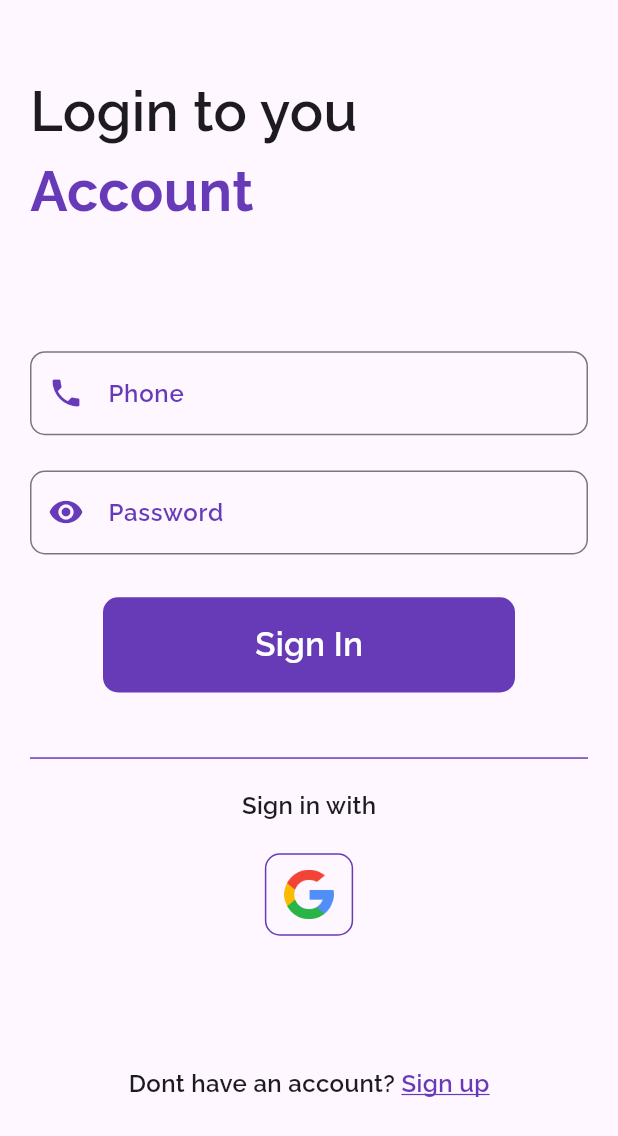
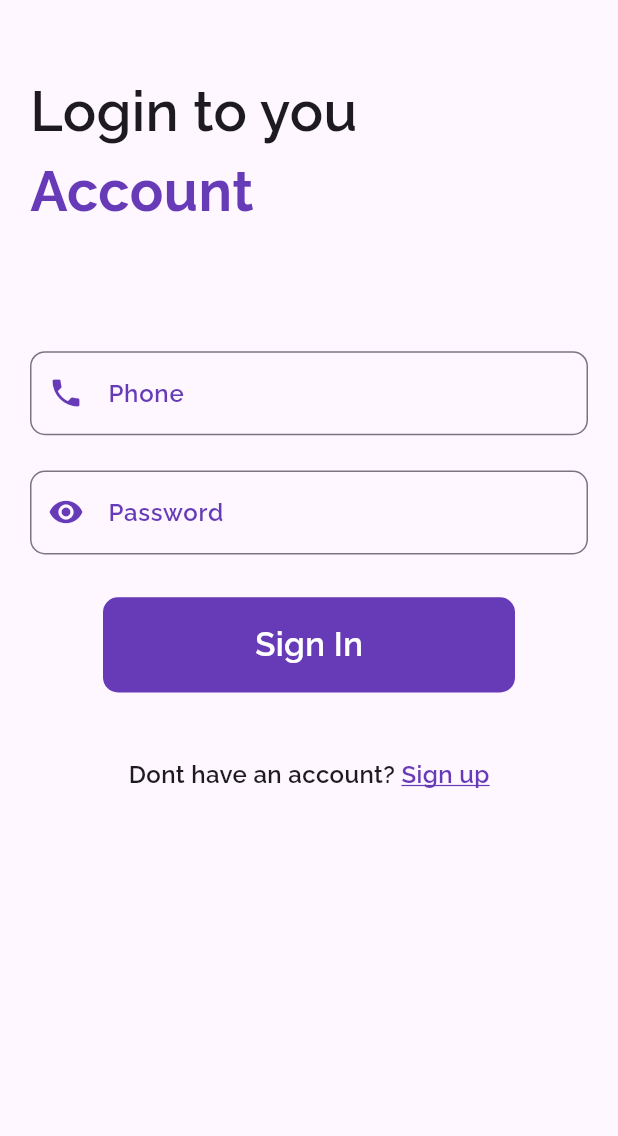
Before and after one commit to KirtanNarola13/ees121, a Flutter app: the screen it shows after launch, on a phone screen of 412 x 824 dp. Shown: the top 1136 px of the screen. Run offline on Flutter 3.47's test engine with Material 3 defaults, Android fonts, the phone set to English and light mode, and no system bars; our stand-ins replace carousel_slider, flutter_spinkit, google_sign_in, iconsax, shared_preferences.

Commit message:
error solved

```diff
--- a/lib/Screens/login_procces/Global/global.dart
+++ b/lib/Screens/login_procces/Global/global.dart
@@ -7,11 +7,6 @@ class LoginSinUp {
   static TextEditingController numberController = TextEditingController();
   static TextEditingController conformPasswordController =
       TextEditingController();
-  static String fullName = '';
-  static String email = '';
-  static String password = '';
-  static String conformPassword = '';
-  static String number = '';
 }
 
 class PasswordVisible {
--- a/lib/Screens/login_procces/Views/login_screen.dart
+++ b/lib/Screens/login_procces/Views/login_screen.dart
@@ -56,20 +56,20 @@ class _LoginPageState extends State<LoginPage> {
       }
     }
 
-    // Google SignIn
-    final GoogleSignIn _googleSignIn = GoogleSignIn();
-    //
-    Future<void> _signInWithGoogle() async {
-      try {
-        await _googleSignIn.signIn();
-        log("${_googleSignIn.currentUser?.displayName}");
-        log("${_googleSignIn.currentUser?.email}");
-        log("${_googleSignIn.currentUser?.photoUrl}");
-        log("${_googleSignIn.currentUser?.id}");
-      } catch (error) {
-        log("Error signing in with Google: $error");
-      }
-    }
+    // // Google SignIn
+    // final GoogleSignIn _googleSignIn = GoogleSignIn();
+    // //
+    // Future<void> _signInWithGoogle() async {
+    //   try {
+    //     await _googleSignIn.signIn();
+    //     log("${_googleSignIn.currentUser?.displayName}");
+    //     log("${_googleSignIn.currentUser?.email}");
+    //     log("${_googleSignIn.currentUser?.photoUrl}");
+    //     log("${_googleSignIn.currentUser?.id}");
+    //   } catch (error) {
+    //     log("Error signing in with Google: $error");
+    //   }
+    // }
 
     //
     return GestureDetector(
@@ -223,7 +223,8 @@ class _LoginPageState extends State<LoginPage> {
                                 await SharedPreferences.getInstance();
 
                             preferences.setBool('isLogin', true);
-                            login(LoginSinUp.number, LoginSinUp.password);
+                            login(LoginSinUp.numberController.text,
+                                LoginSinUp.passwordController.text);
                           } else {
                             ScaffoldMessenger.of(context).showSnackBar(
                               const SnackBar(
@@ -256,58 +257,6 @@ class _LoginPageState extends State<LoginPage> {
               ),
             ),
             Container(
-              height: h / 4,
-              margin: const EdgeInsets.only(
-                left: 20,
-                right: 20,
-              ),
-              padding: const EdgeInsets.only(
-                top: 20,
-              ),
-              decoration: BoxDecoration(
-                border: Border(
-                  top: BorderSide(color: AppColors.appColor, width: 1),
-                ),
-              ),
-              alignment: Alignment.center,
-              child: Column(
-                children: [
-                  const Text(
-                    'Sign in with',
-                    style: TextStyle(
-                      fontSize: 16,
-                    ),
-                  ),
-                  GestureDetector(
-                    onTap: () {
-                      _signInWithGoogle();
-                    },
-                    child: Container(
-                      margin: const EdgeInsets.only(
-                        top: 20,
-                      ),
-                      padding: const EdgeInsets.all(10),
-                      height: h / 15,
-                      width: w / 7,
-                      decoration: BoxDecoration(
-                        border: Border.all(
-                          color: AppColors.appColor,
-                          width: 1,
-                        ),
-                        borderRadius: const BorderRadius.all(
-                          Radius.circular(10),
-                        ),
-                      ),
-                      child: const Image(
-                        image: AssetImage(
-                            'lib/Screens/login_procces/Assets/google-logo.png'),
-                      ),
-                    ),
-                  ),
-                ],
-              ),
-            ),
-            Container(
               child: Row(
                 mainAxisAlignment: MainAxisAlignment.center,
                 children: [
@@ -318,9 +267,7 @@ class _LoginPageState extends State<LoginPage> {
                     ),
                   ),
                   GestureDetector(
-                    onTap: () {
-                      Navigator.of(context).pushReplacementNamed('signup');
-                    },
+                    onTap: () {},
                     child: Text(
                       'Sign up',
                       style: TextStyle(
```
Also changed, not shown: lib/Screens/login_procces/Views/signup_screen.dart (+0 -21 lines).
